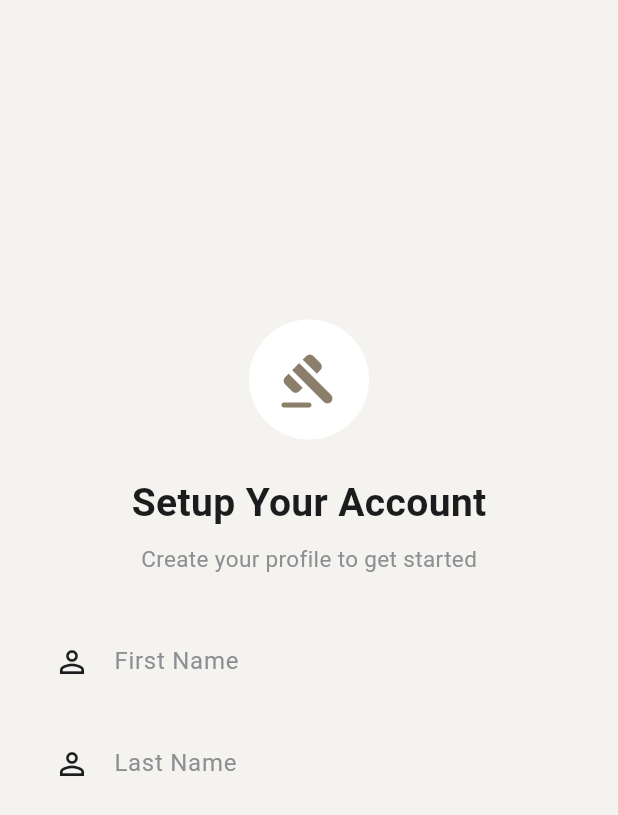
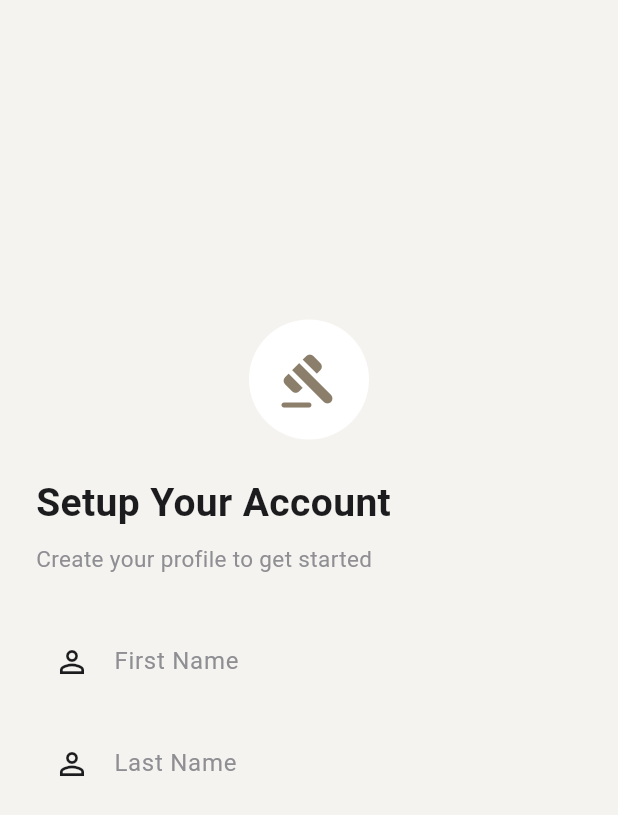
Before and after one commit to rujankhiuju/Legal_app, a Flutter app: the screen it shows after launch, on a phone screen of 412 x 824 dp. Shown: the top 815 px of the screen. Run offline on Flutter 3.47's test engine with Material 3 defaults, Android fonts, the phone set to English and light mode, and no system bars; our stand-ins replace camera, flutter_local_notifications, flutter_riverpod, flutter_secure_storage, go_router, hive and 11 more; accounts and stored records are empty; generated files the repository leaves out were written again; network calls fail.

Commit message:
Fix auth redirect: distinguish setupRequired vs loginRequired; improve setup layout

```diff
--- a/lib/core/router/app_router.dart
+++ b/lib/core/router/app_router.dart
@@ -34,17 +34,28 @@ final appRouterProvider = Provider<GoRouter>((ref) {
     navigatorKey: _rootNavigatorKey,
     initialLocation: '/${RouteNames.home}',
     redirect: (context, state) {
-      final loggedIn = auth.status == AuthStatus.authenticated;
       final path = state.matchedLocation;
       final onAuthScreen = path == '/setup' || path == '/login' || path == '/lock';
 
-      if (!loggedIn) {
+      if (auth.status == AuthStatus.authenticated) {
+        if (onAuthScreen) return '/${RouteNames.home}';
+        return null;
+      }
+
+      if (auth.status == AuthStatus.uninitialized) return null;
+
+      if (auth.status == AuthStatus.setupRequired) {
+        if (path == '/login') return '/setup';
         if (!onAuthScreen) return '/setup';
         return null;
       }
-      if (loggedIn && onAuthScreen) {
-        return '/${RouteNames.home}';
+
+      if (auth.status == AuthStatus.loginRequired) {
+        if (path == '/setup') return '/login';
+        if (!onAuthScreen) return '/login';
+        return null;
       }
+
       return null;
     },
     routes: [
--- a/lib/screens/auth/setup_account_screen.dart
+++ b/lib/screens/auth/setup_account_screen.dart
@@ -57,6 +57,7 @@ class _SetupAccountScreenState extends ConsumerState<SetupAccountScreen> {
               key: _formKey,
               child: Column(
                 mainAxisSize: MainAxisSize.min,
+                crossAxisAlignment: CrossAxisAlignment.stretch,
                 children: [
                   Container(
                     width: 80,
@@ -101,6 +102,7 @@ class _SetupAccountScreenState extends ConsumerState<SetupAccountScreen> {
                       ),
                       validator: (v) => (v == null || v.trim().isEmpty) ? 'Required' : null,
                       textCapitalization: TextCapitalization.words,
+                      textInputAction: TextInputAction.next,
                       style: TextStyle(
                         color: isDark ? AppColors.darkText : AppColors.lightText,
                       ),
```
